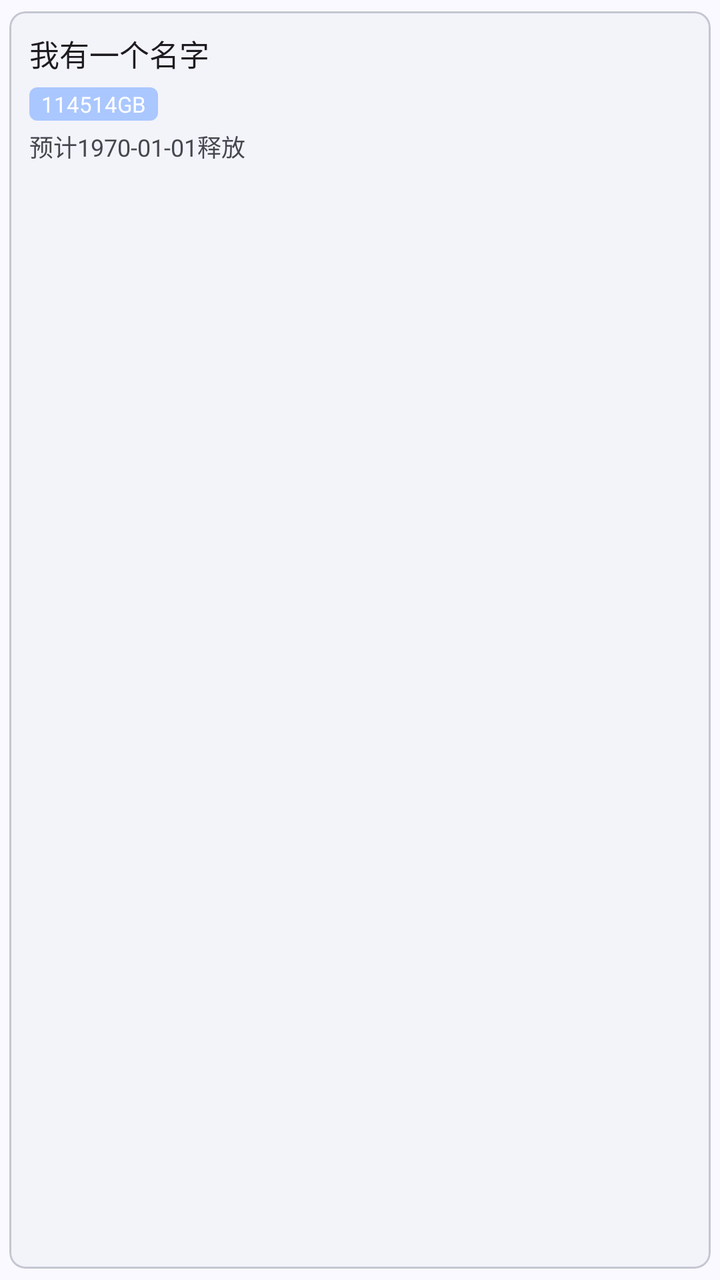
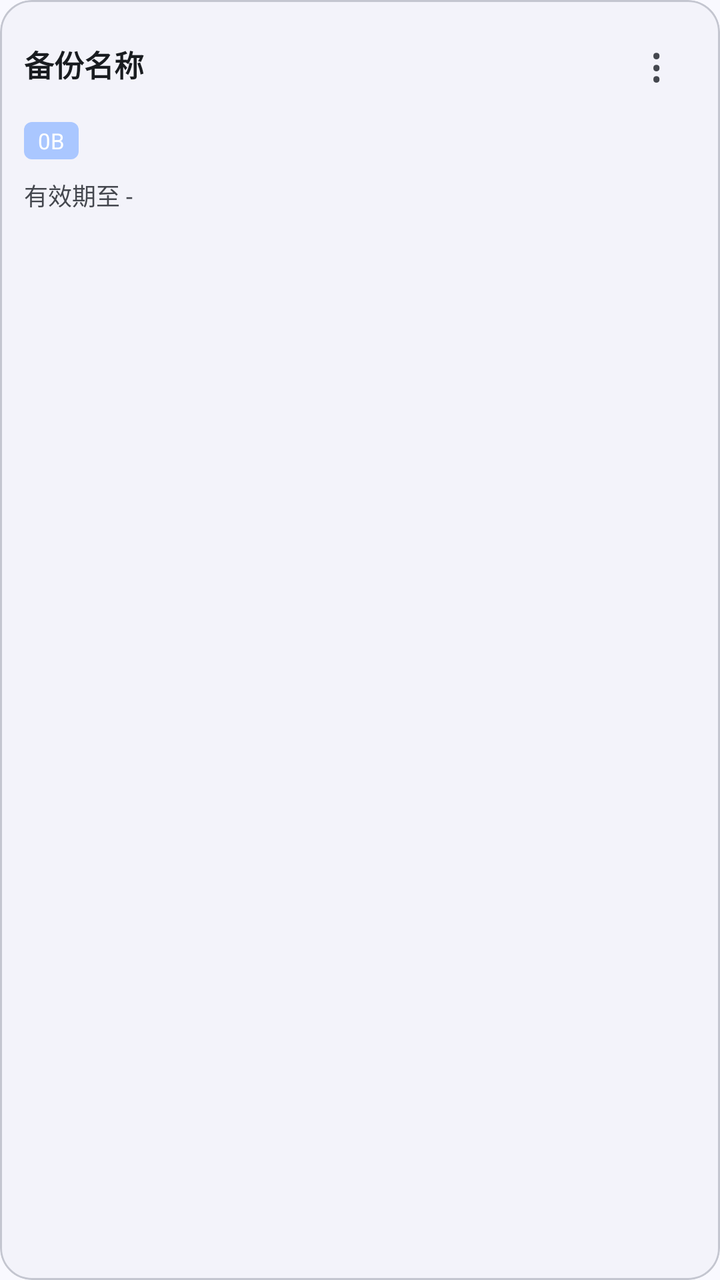

Two renders of the same Android screen: before a commit and after it. Below are the layout's source before the change and the commit's diff.
<!-- AndroidManifest.xml: application theme Theme.Simpfun -->
<!-- res/layout/item_backup.xml -->
<?xml version="1.0" encoding="utf-8"?>
<com.google.android.material.card.MaterialCardView xmlns:android="http://schemas.android.com/apk/res/android"
    xmlns:app="http://schemas.android.com/apk/res-auto"
    android:id="@+id/card_backup"
    android:layout_width="match_parent"
    android:layout_height="wrap_content"
    android:layout_marginStart="6dp"
    android:layout_marginEnd="6dp"
    android:layout_marginTop="4dp"
    android:layout_marginBottom="4dp"
    app:cardUseCompatPadding="true"
    app:cardBackgroundColor="?attr/colorSurfaceContainerLow"
    app:strokeColor="?attr/colorOutlineVariant"
    app:strokeWidth="1dp"
    app:cardCornerRadius="8dp">

    <FrameLayout
        android:layout_width="match_parent"
        android:layout_height="wrap_content">

        <LinearLayout
            android:layout_width="match_parent"
            android:layout_height="wrap_content"
            android:orientation="vertical"
            android:padding="10dp">

            <TextView
                android:id="@+id/tv_backup_tag"
                android:layout_width="match_parent"
                android:layout_height="wrap_content"
                android:text="我有一个名字"
                android:textSize="15sp"
                android:textColor="?android:textColorPrimary"
                android:maxLines="1"
                android:ellipsize="end" />

            <TextView
                android:id="@+id/tv_backup_size"
                android:layout_width="wrap_content"
                android:layout_height="wrap_content"
                android:layout_marginTop="6dp"
                android:background="@drawable/bg_backup_size_chip"
                android:paddingStart="6dp"
                android:paddingEnd="6dp"
                android:paddingTop="1dp"
                android:paddingBottom="1dp"
                android:text="114514GB"
                android:textColor="@android:color/white"
                android:textSize="11sp" />

            <TextView
                android:id="@+id/tv_backup_windows"
                android:layout_width="wrap_content"
                android:layout_height="wrap_content"
                android:layout_marginTop="4dp"
                android:text="MacOS"
                android:textSize="11sp"
                android:textColor="?attr/colorPrimary"
                android:visibility="gone" />

            <TextView
                android:id="@+id/tv_backup_expire"
                android:layout_width="wrap_content"
                android:layout_height="wrap_content"
                android:layout_marginTop="4dp"
                android:text="预计1970-01-01释放"
                android:textColor="?attr/colorOnSurfaceVariant"
                android:textSize="12sp" />

            <TextView
                android:id="@+id/tv_backup_id"
                android:layout_width="wrap_content"
                android:layout_height="wrap_content"
                android:layout_marginTop="2dp"
                android:text="ID=0"
                android:textSize="11sp"
                android:textColor="?android:attr/textColorSecondary"
                android:visibility="gone" />
        </LinearLayout>

        <CheckBox
            android:id="@+id/cb_selected"
            android:layout_width="wrap_content"
            android:layout_height="wrap_content"
            android:layout_gravity="top|end"
            android:layout_marginTop="6dp"
            android:layout_marginEnd="6dp"
            android:buttonTint="?attr/colorPrimary"
            android:clickable="false"
            android:focusable="false"
            android:visibility="gone" />
    </FrameLayout>
</com.google.android.material.card.MaterialCardView>
<!-- resources referenced by this layout -->
<resources>
  <!-- drawable bg_backup_size_chip (drawable) -->
  <?xml version="1.0" encoding="utf-8"?>
  <shape xmlns:android="http://schemas.android.com/apk/res/android" android:shape="rectangle">
      <solid android:color="?attr/colorPrimary" />
      <corners android:radius="4dp" />
  </shape>
  <color name="md_theme_primary">#AAC7FF</color>
  <color name="md_theme_onPrimary">#FFFFFF</color>
  <color name="md_theme_primaryContainer">#D6E3FF</color>
  <color name="md_theme_onPrimaryContainer">#284777</color>
  <color name="md_theme_secondary">#565F71</color>
  <color name="md_theme_onSecondary">#FFFFFF</color>
  <color name="md_theme_secondaryContainer">#DAE2F9</color>
  <color name="md_theme_onSecondaryContainer">#3E4759</color>
  <color name="md_theme_tertiary">#705575</color>
  <color name="md_theme_onTertiary">#FFFFFF</color>
  <color name="md_theme_tertiaryContainer">#FAD8FD</color>
  <color name="md_theme_onTertiaryContainer">#573E5C</color>
  <color name="md_theme_error">#BA1A1A</color>
  <color name="md_theme_onError">#FFFFFF</color>
  <color name="md_theme_errorContainer">#FFDAD6</color>
  <color name="md_theme_onErrorContainer">#93000A</color>
  <color name="md_theme_background">#F9F9FF</color>
  <color name="md_theme_onBackground">#191C20</color>
  <color name="md_theme_surface">#F9F9FF</color>
  <color name="md_theme_onSurface">#191C20</color>
  <color name="md_theme_surfaceVariant">#E0E2EC</color>
  <color name="md_theme_onSurfaceVariant">#44474E</color>
  <color name="md_theme_outline">#74777F</color>
  <color name="md_theme_outlineVariant">#C4C6D0</color>
  <color name="md_theme_inverseSurface">#2E3036</color>
  <color name="md_theme_inverseOnSurface">#F0F0F7</color>
  <color name="md_theme_inversePrimary">#AAC7FF</color>
  <color name="md_theme_primaryFixed">#D6E3FF</color>
  <color name="md_theme_onPrimaryFixed">#001B3E</color>
  <color name="md_theme_primaryFixedDim">#AAC7FF</color>
  <color name="md_theme_onPrimaryFixedVariant">#284777</color>
  <color name="md_theme_secondaryFixed">#DAE2F9</color>
  <color name="md_theme_onSecondaryFixed">#131C2B</color>
  <color name="md_theme_secondaryFixedDim">#BEC6DC</color>
  <color name="md_theme_onSecondaryFixedVariant">#3E4759</color>
  <color name="md_theme_tertiaryFixed">#FAD8FD</color>
  <color name="md_theme_onTertiaryFixed">#28132E</color>
  <color name="md_theme_tertiaryFixedDim">#DDBCE0</color>
  <color name="md_theme_onTertiaryFixedVariant">#573E5C</color>
  <color name="md_theme_surfaceDim">#D9D9E0</color>
  <color name="md_theme_surfaceBright">#F9F9FF</color>
  <color name="md_theme_surfaceContainerLowest">#FFFFFF</color>
  <color name="md_theme_surfaceContainerLow">#F3F3FA</color>
  <color name="md_theme_surfaceContainer">#EDEDF4</color>
  <color name="md_theme_surfaceContainerHigh">#E7E8EE</color>
  <color name="md_theme_surfaceContainerHighest">#E2E2E9</color>
  <style name="ThemeOverlay.Simpfun.BottomSheet" parent="ThemeOverlay.MaterialComponents.BottomSheetDialog" />
  <!-- unchanged entries left out for length: 1 -->
</resources>

<!-- the commit's change to res/layout/item_backup.xml (unified diff, before → after) -->
@@ -5,46 +5,85 @@
     android:layout_width="match_parent"
     android:layout_height="wrap_content"
     android:layout_marginStart="6dp"
+    android:layout_marginTop="6dp"
     android:layout_marginEnd="6dp"
-    android:layout_marginTop="4dp"
-    android:layout_marginBottom="4dp"
-    app:cardUseCompatPadding="true"
+    android:layout_marginBottom="6dp"
     app:cardBackgroundColor="?attr/colorSurfaceContainerLow"
+    app:cardCornerRadius="16dp"
+    app:cardElevation="0dp"
     app:strokeColor="?attr/colorOutlineVariant"
-    app:strokeWidth="1dp"
-    app:cardCornerRadius="8dp">
+    app:strokeWidth="1dp">
 
-    <FrameLayout
+    <LinearLayout
         android:layout_width="match_parent"
-        android:layout_height="wrap_content">
+        android:layout_height="wrap_content"
+        android:orientation="vertical"
+        android:padding="12dp">
 
         <LinearLayout
             android:layout_width="match_parent"
             android:layout_height="wrap_content"
-            android:orientation="vertical"
-            android:padding="10dp">
+            android:gravity="center_vertical"
+            android:orientation="horizontal">
 
             <TextView
                 android:id="@+id/tv_backup_tag"
-                android:layout_width="match_parent"
+                android:layout_width="0dp"
                 android:layout_height="wrap_content"
-                android:text="我有一个名字"
+                android:layout_weight="1"
+                android:ellipsize="end"
+                android:maxLines="1"
+                android:text="备份名称"
+                android:textColor="?attr/colorOnSurface"
                 android:textSize="15sp"
-                android:textColor="?android:textColorPrimary"
-                android:maxLines="1"
-                android:ellipsize="end" />
+                android:textStyle="bold" />
+
+            <FrameLayout
+                android:layout_width="40dp"
+                android:layout_height="40dp"
+                android:layout_marginStart="8dp">
+
+                <TextView
+                    android:id="@+id/btn_backup_more"
+                    android:layout_width="match_parent"
+                    android:layout_height="match_parent"
+                    android:background="?attr/selectableItemBackgroundBorderless"
+                    android:clickable="true"
+                    android:focusable="true"
+                    android:gravity="center"
+                    android:text="⋮"
+                    android:textColor="?attr/colorOnSurfaceVariant"
+                    android:textSize="24sp" />
+
+                <CheckBox
+                    android:id="@+id/cb_selected"
+                    android:layout_width="wrap_content"
+                    android:layout_height="wrap_content"
+                    android:layout_gravity="center"
+                    android:buttonTint="?attr/colorPrimary"
+                    android:clickable="false"
+                    android:focusable="false"
+                    android:visibility="gone" />
+            </FrameLayout>
+        </LinearLayout>
+
+        <LinearLayout
+            android:layout_width="match_parent"
+            android:layout_height="wrap_content"
+            android:layout_marginTop="9dp"
+            android:gravity="center_vertical"
+            android:orientation="horizontal">
 
             <TextView
                 android:id="@+id/tv_backup_size"
                 android:layout_width="wrap_content"
                 android:layout_height="wrap_content"
-                android:layout_marginTop="6dp"
                 android:background="@drawable/bg_backup_size_chip"
-                android:paddingStart="6dp"
-                android:paddingEnd="6dp"
-                android:paddingTop="1dp"
-                android:paddingBottom="1dp"
-                android:text="114514GB"
+                android:paddingStart="7dp"
+                android:paddingTop="2dp"
+                android:paddingEnd="7dp"
+                android:paddingBottom="2dp"
+                android:text="0B"
                 android:textColor="@android:color/white"
                 android:textSize="11sp" />
 
@@ -52,42 +91,35 @@
                 android:id="@+id/tv_backup_windows"
                 android:layout_width="wrap_content"
                 android:layout_height="wrap_content"
-                android:layout_marginTop="4dp"
-                android:text="MacOS"
+                android:layout_marginStart="6dp"
+                android:background="@drawable/bg_backup_platform_chip"
+                android:paddingStart="7dp"
+                android:paddingTop="2dp"
+                android:paddingEnd="7dp"
+                android:paddingBottom="2dp"
+                android:text="Windows"
+                android:textColor="?attr/colorPrimary"
                 android:textSize="11sp"
-                android:textColor="?attr/colorPrimary"
-                android:visibility="gone" />
-
-            <TextView
-                android:id="@+id/tv_backup_expire"
-                android:layout_width="wrap_content"
-                android:layout_height="wrap_content"
-                android:layout_marginTop="4dp"
-                android:text="预计1970-01-01释放"
-                android:textColor="?attr/colorOnSurfaceVariant"
-                android:textSize="12sp" />
-
-            <TextView
-                android:id="@+id/tv_backup_id"
-                android:layout_width="wrap_content"
-                android:layout_height="wrap_content"
-                android:layout_marginTop="2dp"
-                android:text="ID=0"
-                android:textSize="11sp"
-                android:textColor="?android:attr/textColorSecondary"
                 android:visibility="gone" />
         </LinearLayout>
 
-        <CheckBox
-            android:id="@+id/cb_selected"
+        <TextView
+            android:id="@+id/tv_backup_expire"
             android:layout_width="wrap_content"
             android:layout_height="wrap_content"
-            android:layout_gravity="top|end"
-            android:layout_marginTop="6dp"
-            android:layout_marginEnd="6dp"
-            android:buttonTint="?attr/colorPrimary"
-            android:clickable="false"
-            android:focusable="false"
+            android:layout_marginTop="9dp"
+            android:text="有效期至 -"
+            android:textColor="?attr/colorOnSurfaceVariant"
+            android:textSize="12sp" />
+
+        <TextView
+            android:id="@+id/tv_backup_id"
+            android:layout_width="wrap_content"
+            android:layout_height="wrap_content"
+            android:layout_marginTop="2dp"
+            android:text="ID=0"
+            android:textColor="?android:attr/textColorSecondary"
+            android:textSize="11sp"
             android:visibility="gone" />
-    </FrameLayout>
+    </LinearLayout>
 </com.google.android.material.card.MaterialCardView>
<!-- resource entries referenced after the edit -->
@@ -1,5 +1,15 @@
 <!-- resources referenced by this layout -->
 <resources>
+  <!-- drawable bg_backup_platform_chip (drawable) -->
+  <?xml version="1.0" encoding="utf-8"?>
+  <shape xmlns:android="http://schemas.android.com/apk/res/android"
+      android:shape="rectangle">
+      <solid android:color="@android:color/transparent" />
+      <stroke
+          android:width="1dp"
+          android:color="?attr/colorPrimary" />
+      <corners android:radius="12dp" />
+  </shape>
   <!-- drawable bg_backup_size_chip (drawable) -->
   <?xml version="1.0" encoding="utf-8"?>
   <shape xmlns:android="http://schemas.android.com/apk/res/android" android:shape="rectangle">
